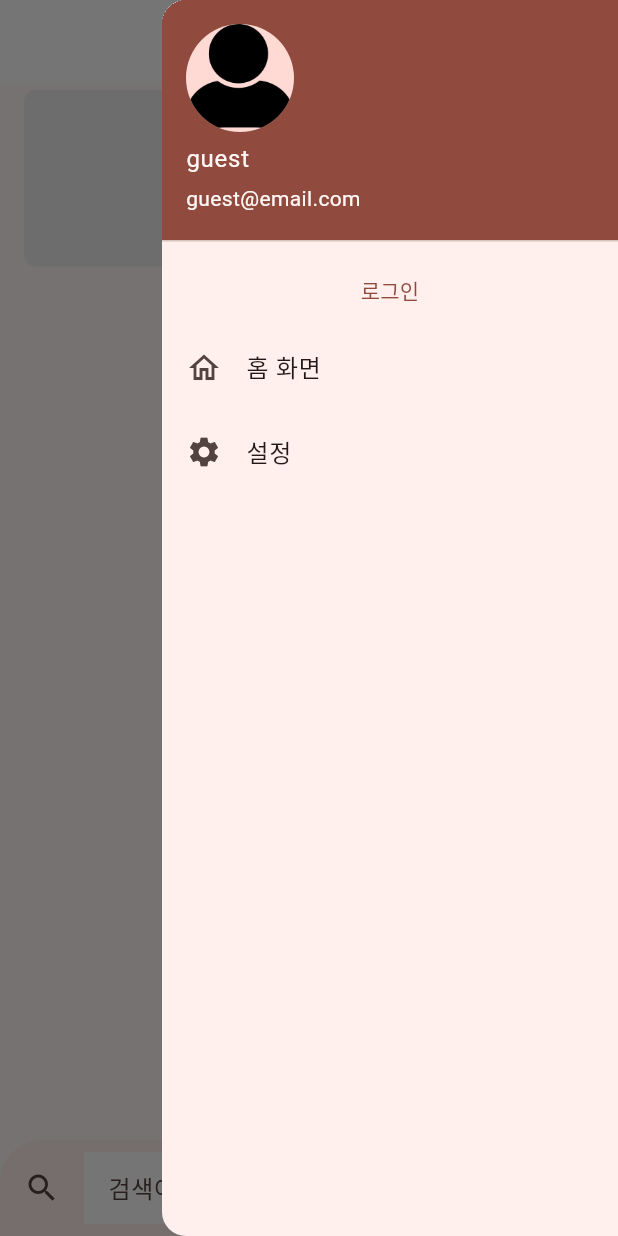
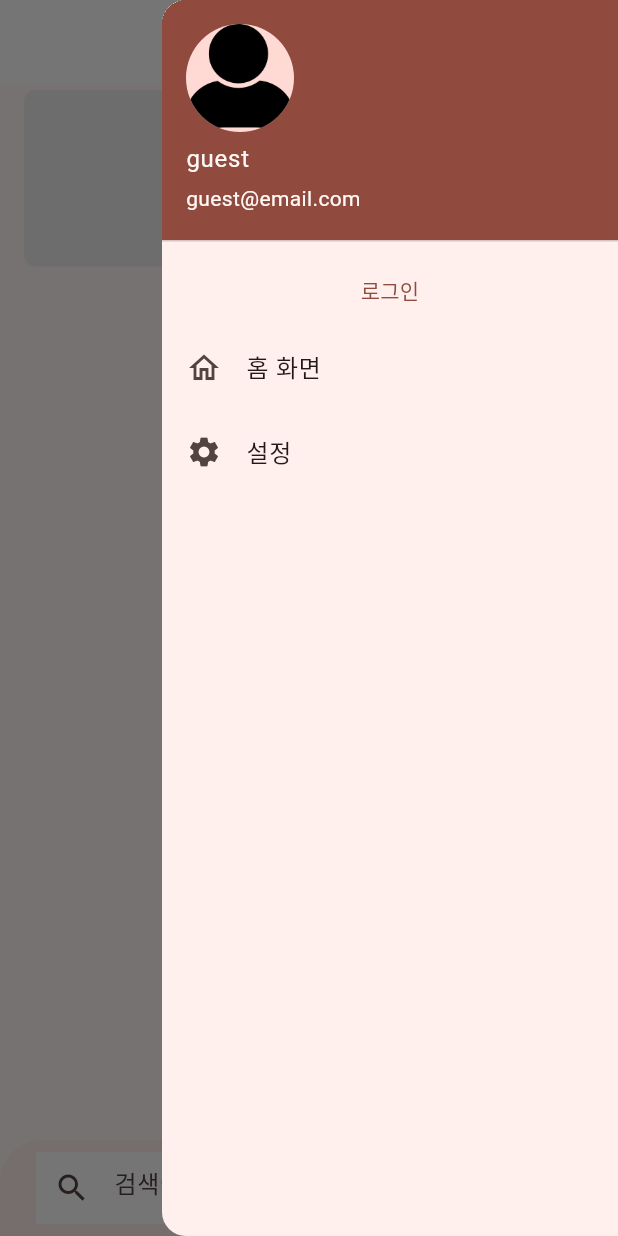
Before and after one commit to JangHyeonu/hackertohn_a, a Flutter app: the screen it shows after launch, with the side drawer open, on a phone screen of 412 x 824 dp. Run offline on Flutter 3.47's test engine with Material 3 defaults, Android fonts, the light colour scheme and no system bars; our stand-ins replace cloud_firestore, firebase_auth, firebase_core, firebase_messaging, flutter_dotenv, flutter_riverpod and 10 more; missing offline and left inert: flutter_polyline_points, remedi_kopo; accounts and stored records are empty; statements that could not run were skipped.

Commit message:
UI 변경

```diff
--- a/lib/_common/component/text_form_button_component.dart
+++ b/lib/_common/component/text_form_button_component.dart
@@ -24,7 +24,7 @@ class TextFormButtonComponent extends StatelessWidget {
   @override
   Widget build(BuildContext context) {
     return Padding(
-      padding: const EdgeInsets.fromLTRB(16, 8, 16, 8),
+      padding: const EdgeInsets.fromLTRB(24, 8, 16, 8),
       child: Row(
         mainAxisAlignment: MainAxisAlignment.spaceBetween,
         children: [
--- a/lib/event/view/event_list_screen.dart
+++ b/lib/event/view/event_list_screen.dart
@@ -80,7 +80,7 @@ class EventListScreenState extends ConsumerState<EventListScreen> {
               EdgeInsets.only(bottom: MediaQuery.of(context).viewInsets.bottom),
           child: TextFormButtonComponent(
             focusNode: _focusNode,
-            textFormWidth: MediaQuery.of(context).size.width / 1.4,
+            textFormWidth: MediaQuery.of(context).size.width / 1.5,
             buttonText: "검색",
             buttonClickEvent: () => {
               ref
@@ -102,7 +102,7 @@ class EventListScreenState extends ConsumerState<EventListScreen> {
               fillColor: Colors.white,
               filled: true,
               border: InputBorder.none,
-              icon: Icon(Icons.search),
+              prefixIcon: Icon(Icons.search),
               hintText: "검색어를 입력하세요",
             ),
           ),
```
